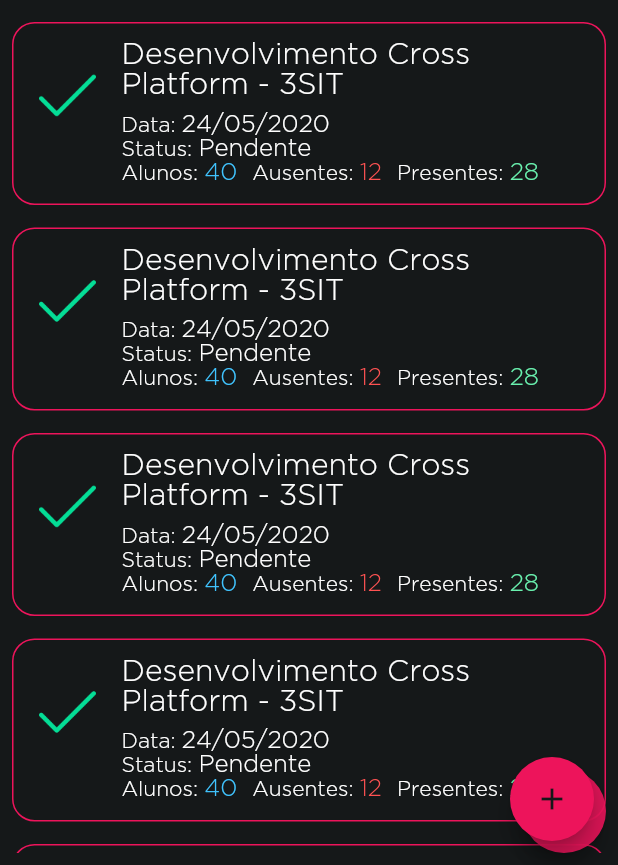
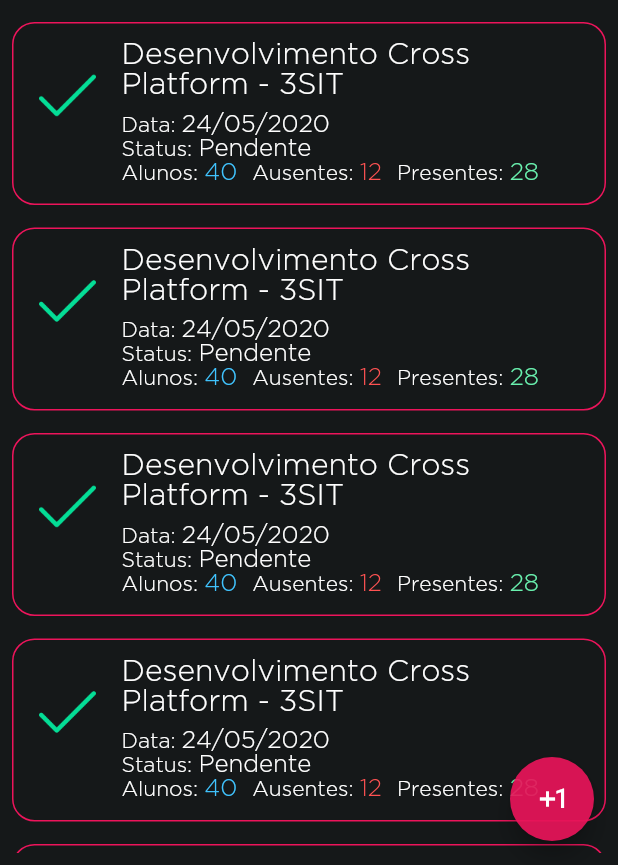
Before and after one commit to exceptionai/FiapEx, a Flutter app: the RowCallHistoryScreen screen opened by its route, in the side drawer, after a tap on the "exposure plus 1" icon, on a phone screen of 412 x 824 dp, the part 371-1236 px from its top. Run offline on Flutter 3.47's test engine with Material 2 defaults, Android fonts, the phone set to English and light mode, and no system bars; our stand-ins replace image_picker, sqflite; accounts and stored records are empty.

Commit message:
add button and link

```diff
--- a/lib/main.dart
+++ b/lib/main.dart
@@ -1,6 +1,7 @@
 import 'package:FiapEx/screens/assignment_deliveries_screen.dart';
 import 'package:FiapEx/screens/assignment_screen.dart';
 import 'package:FiapEx/screens/login_screen.dart';
+import 'package:FiapEx/screens/new_roll_call_screen.dart';
 import 'package:FiapEx/screens/row_call_history_screen.dart';
 import 'package:FiapEx/screens/row_call_screen.dart';
 import 'package:flutter/material.dart';
@@ -58,6 +59,11 @@ class MyApp extends StatelessWidget {
               builder: (_) => LoginScreen(),
               settings: settings
             );
+          case '/new':
+            return MyCustomRoute(
+              builder: (_) => NewRowCallScreen(),
+              settings: settings
+            );
           default:
             return MaterialPageRoute(
               builder: (_) => RowCallScreen(),
--- a/lib/screens/row_call_history_screen.dart
+++ b/lib/screens/row_call_history_screen.dart
@@ -20,15 +20,13 @@ class RowCallHistoryScreen extends StatelessWidget {
         ),
       )),
       floatingActionButton: FloatingActionButton(
-        backgroundColor: Theme.of(context).primaryColor,
-        child: Icon(
-          Icons.add,
-          color: Theme.of(context).accentColor,
-        ),
-        onPressed: (){
-
-        },
-      ),
+                heroTag: "button",
+                onPressed: () {
+                  Navigator.of(context).pushNamed('/new');
+                },
+                child: Icon(Icons.exposure_plus_1),
+                backgroundColor: Color.fromRGBO(237, 20, 91, .9),
+              ),
       drawer: DrawerFiapEx(
         route: '/',
       ),
@@ -36,8 +34,7 @@ class RowCallHistoryScreen extends StatelessWidget {
           padding: EdgeInsets.all(8.0),
           color: Theme.of(context).accentColor,
           width: MediaQuery.of(context).size.width,
-          child: Stack(
-            children: [
+          child:
               ListView(
               children: <Widget>[
                 Container(
@@ -63,21 +60,6 @@ class RowCallHistoryScreen extends StatelessWidget {
                 RowCallHistoryTile(done: true),
               ],
             ),
-            Align(
-              alignment: Alignment.bottomRight,
-              child:
-              FloatingActionButton(
-                onPressed: () {
-                  Navigator.of(context).push(
-                    MaterialPageRoute(builder: (context) => NewRollCallScreen())
-                  );
-                },
-                child: Icon(Icons.exposure_plus_1),
-                backgroundColor: Color.fromRGBO(237, 20, 91, .9),
-              ),
-            ),
-          ],
-        )
       ),
     );
   }
```
